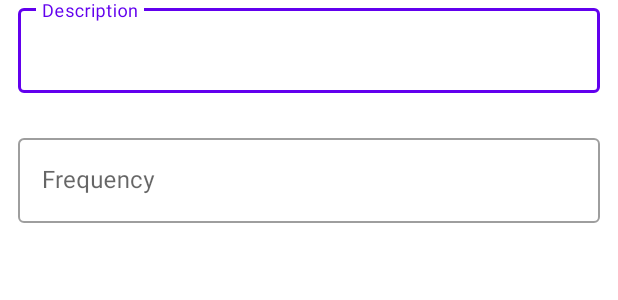
After one commit to CIS-SoftwareDesign-S21/pro-03-mentalhealth-millan-janney-nuss, an Android app: the layout add_habit_dialog.xml on its own in the app's theme, with its tools: preview values and no code run, on a phone screen of 412 x 824 dp. The commit adds this screen. Shown: the top 300 px of the screen. Run offline under Robolectric (Android 15) with nearby library versions, the phone set to English and light mode, and no system bars.

Commit message:
add dialog to add habit

```diff
--- a/app/build.gradle
+++ b/app/build.gradle
@@ -51,4 +51,6 @@ dependencies {
     // Navigation
     implementation 'androidx.navigation:navigation-fragment:2.3.4'
     implementation 'androidx.navigation:navigation-ui:2.3.4'
+
+    implementation("com.google.guava:guava:30.1.1-android")
 }
--- /dev/null
+++ b/app/src/main/res/layout/add_habit_dialog.xml
@@ -0,0 +1,44 @@
+<?xml version="1.0" encoding="utf-8"?>
+<LinearLayout xmlns:android="http://schemas.android.com/apk/res/android"
+    xmlns:app="http://schemas.android.com/apk/res-auto"
+    android:layout_width="match_parent"
+    android:layout_height="wrap_content"
+    android:orientation="vertical">
+
+    <com.google.android.material.textfield.TextInputLayout
+        style="@style/Widget.MaterialComponents.TextInputLayout.OutlinedBox"
+        android:id="@+id/desc_text_input"
+        android:layout_width="match_parent"
+        android:layout_height="wrap_content"
+        android:layout_marginLeft="@dimen/input_side_margin"
+        android:layout_marginRight="@dimen/input_side_margin"
+        android:layout_marginBottom="@dimen/input_bottom_margin"
+        android:hint="@string/habit_hint_desc"
+        app:errorEnabled="true">
+
+        <com.google.android.material.textfield.TextInputEditText
+            android:id="@+id/desc_edit_text"
+            android:layout_width="match_parent"
+            android:layout_height="wrap_content"
+            android:inputType="text"/>
+    </com.google.android.material.textfield.TextInputLayout>
+
+    <com.google.android.material.textfield.TextInputLayout
+        style="@style/Widget.MaterialComponents.TextInputLayout.OutlinedBox"
+        android:id="@+id/freq_text_input"
+        android:layout_width="match_parent"
+        android:layout_height="wrap_content"
+        android:layout_marginLeft="@dimen/input_side_margin"
+        android:layout_marginRight="@dimen/input_side_margin"
+        android:layout_marginBottom="@dimen/input_bottom_margin"
+        android:hint="@string/habit_hint_freq"
+        app:errorEnabled="true">
+
+        <com.google.android.material.textfield.TextInputEditText
+            android:id="@+id/freq_edit_text"
+            android:layout_width="match_parent"
+            android:layout_height="wrap_content"
+            android:inputType="number"/>
+    </com.google.android.material.textfield.TextInputLayout>
+
+</LinearLayout>
--- a/app/src/main/res/values/colors.xml
+++ b/app/src/main/res/values/colors.xml
@@ -7,4 +7,6 @@
     <color name="teal_700">#FF018786</color>
     <color name="black">#FF000000</color>
     <color name="white">#FFFFFFFF</color>
+    <color name="colorPrimaryDark">@color/teal_200</color>
+    <color name="textColorPrimary">#442C2E</color>
 </resources>
--- /dev/null
+++ b/app/src/main/res/values/dimens.xml
@@ -0,0 +1,5 @@
+<?xml version="1.0" encoding="utf-8"?>
+<resources>
+    <dimen name="input_side_margin">12dp</dimen>
+    <dimen name="input_bottom_margin">4dp</dimen>
+</resources>
--- a/app/src/main/res/values/strings.xml
+++ b/app/src/main/res/values/strings.xml
@@ -15,4 +15,12 @@
     <!-- TODO: Remove or change this placeholder text -->
     <string name="hello_blank_fragment">Hello blank fragment</string>
     <string name="stats">Stats</string>
+
+    <string name="habit_hint_desc">Description</string>
+    <string name="habit_hint_freq">Frequency</string>
+    <string name="button_cancel">Cancel</string>
+    <string name="button_submit">Submit</string>
+    <string name="add_habit_title">Enter Habit</string>
+    <string name="empty_error">Field cannot be empty</string>
+    <string name="freq_error">Frequency must be between 1 and 7</string>
 </resources>
```
Also changed, not shown: app/src/main/java/temple/mentalhealthwellness/ui/habit/HabitTrackingFragment.java (+74 -1 lines), app/src/main/res/values/themes.xml (+11 -0 lines).
